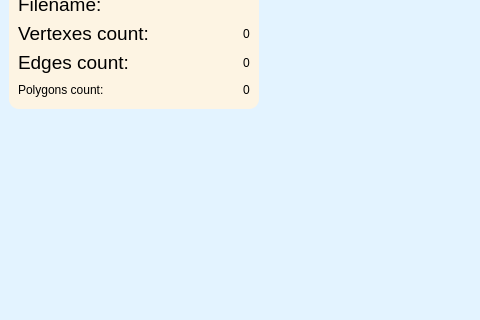
The window that viewer_gui/mainwindow.ui (Vojan-Najov/3DViewer_v1.0) describes before a commit, drawn with Qt 5; both pictures show x 0 to 480 and y 81 to 401 of the 1204 by 904 pixel window.
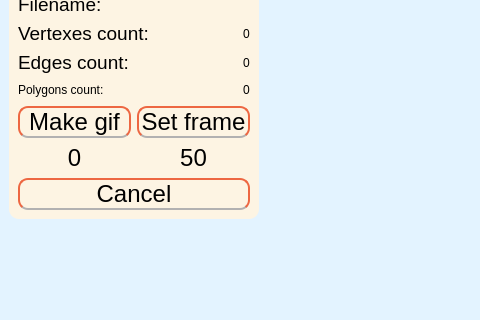
The same window after the commit. Custom widgets are drawn as their Qt base class.

Patch:
```diff
--- a/viewer_gui/mainwindow.ui
+++ b/viewer_gui/mainwindow.ui
@@ -203,6 +203,98 @@
            </item>
           </layout>
          </item>
+         <item>
+          <layout class="QVBoxLayout" name="verticalLayout_19">
+           <item>
+            <layout class="QHBoxLayout" name="horizontalLayout_19">
+             <item>
+              <widget class="QPushButton" name="makeGifButton">
+               <property name="font">
+                <font>
+                 <pointsize>18</pointsize>
+                </font>
+               </property>
+               <property name="styleSheet">
+                <string notr="true">border: 2px solid #ed6742;
+    border-bottom: 2px solid #b2b1b1;
+</string>
+               </property>
+               <property name="text">
+                <string>Make gif</string>
+               </property>
+              </widget>
+             </item>
+             <item>
+              <widget class="QPushButton" name="setFrameButton">
+               <property name="font">
+                <font>
+                 <pointsize>18</pointsize>
+                </font>
+               </property>
+               <property name="styleSheet">
+                <string notr="true">border: 2px solid #ed6742;
+    border-bottom: 2px solid #b2b1b1;
+</string>
+               </property>
+               <property name="text">
+                <string>Set frame</string>
+               </property>
+              </widget>
+             </item>
+            </layout>
+           </item>
+           <item>
+            <layout class="QHBoxLayout" name="horizontalLayout_20">
+             <item>
+              <widget class="QLabel" name="curFrame">
+               <property name="font">
+                <font>
+                 <pointsize>18</pointsize>
+                </font>
+               </property>
+               <property name="text">
+                <string>0</string>
+               </property>
+               <property name="alignment">
+                <set>Qt::AlignCenter</set>
+               </property>
+              </widget>
+             </item>
+             <item>
+              <widget class="QLabel" name="label_14">
+               <property name="font">
+                <font>
+                 <pointsize>18</pointsize>
+                </font>
+               </property>
+               <property name="text">
+                <string>50</string>
+               </property>
+               <property name="alignment">
+                <set>Qt::AlignCenter</set>
+               </property>
+              </widget>
+             </item>
+            </layout>
+           </item>
+           <item>
+            <widget class="QPushButton" name="cancelGifButton">
+             <property name="font">
+              <font>
+               <pointsize>18</pointsize>
+              </font>
+             </property>
+             <property name="styleSheet">
+              <string notr="true">border: 2px solid #ed6742;
+    border-bottom: 2px solid #b2b1b1;</string>
+             </property>
+             <property name="text">
+              <string>Cancel</string>
+             </property>
+            </widget>
+           </item>
+          </layout>
+         </item>
         </layout>
        </widget>
       </item>
```
Left out of the diff: 8 changed lines with no effect on the pictures.
